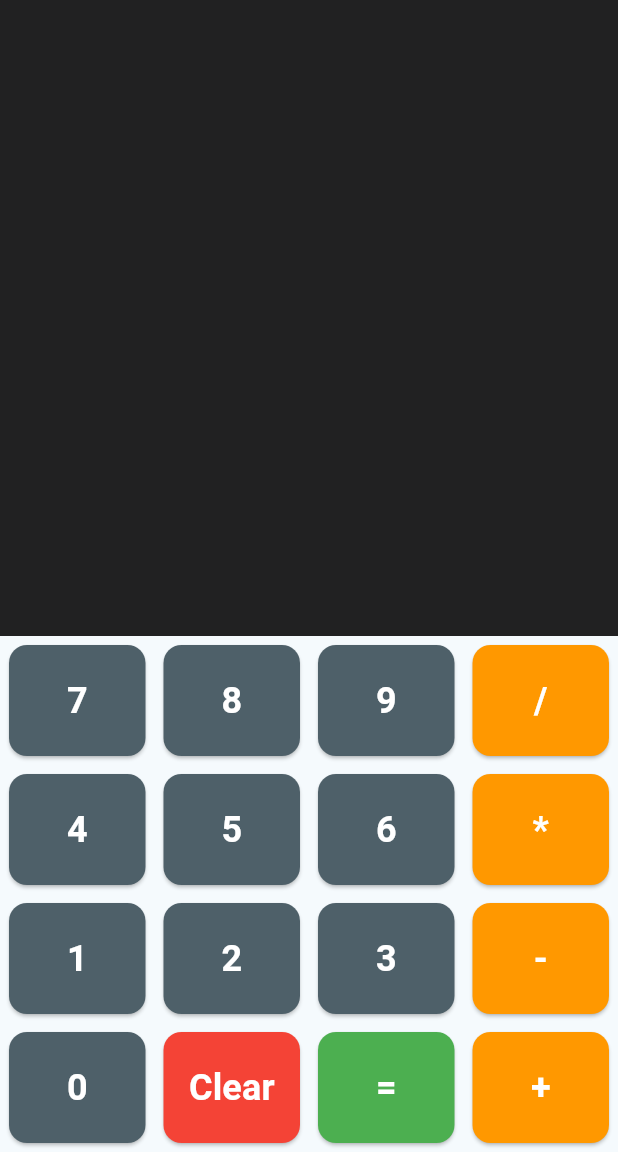
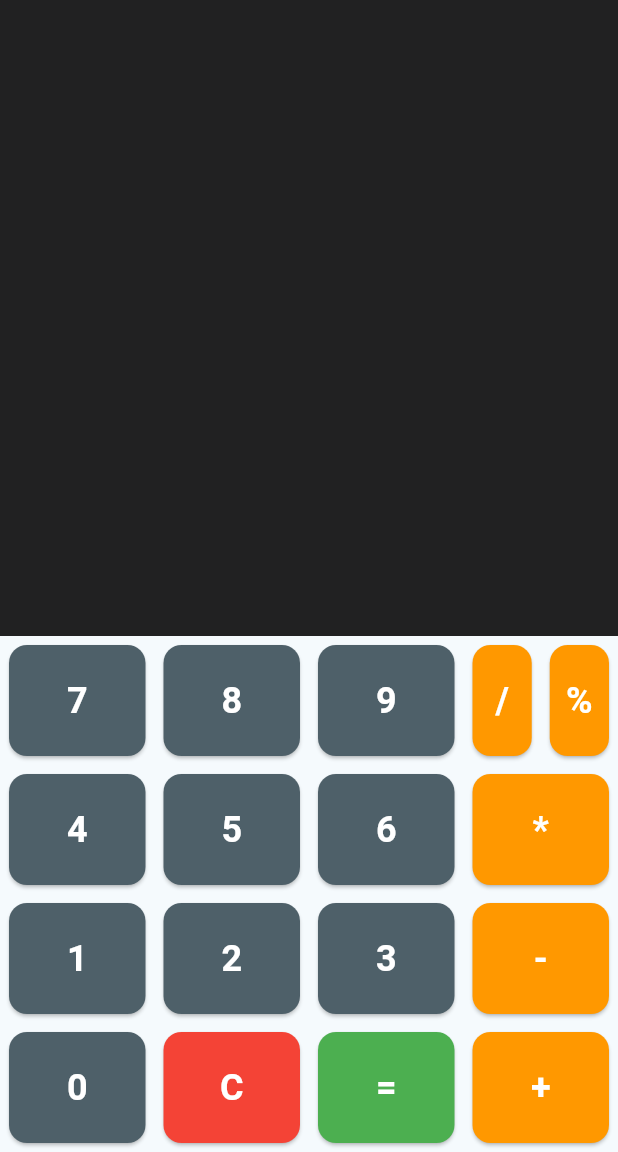
Before and after one commit to davidar1122/flutter-calculator, a Flutter app: the screen it shows after launch, on a phone screen of 412 x 824 dp, the part 84-1236 px from its top. Run offline on Flutter 3.47's test engine with Material 3 defaults, Android fonts, the phone set to English and light mode, and no system bars; missing offline and left inert: expressions.

Commit message:
Added square button to the calculator app

```diff
--- a/lib/main.dart
+++ b/lib/main.dart
@@ -120,7 +120,14 @@ class _CalculatorScreenState extends State<CalculatorScreen> {
                   _buildButton("7"),
                   _buildButton("8"),
                   _buildButton("9"),
-                  _buildButton("/", color: Colors.orange),
+                  Expanded(
+                    child: Row(
+                      children: [
+                        Expanded(child: _buildButton("/", color: Colors.orange)),
+                        Expanded(child: _buildButton("%", color: Colors.orange)),
+                      ],
+                    ),
+                  ),
                 ],
               ),
               Row(
@@ -142,7 +149,7 @@ class _CalculatorScreenState extends State<CalculatorScreen> {
               Row(
                 children: [
                   _buildButton("0"),
-                  _buildButton("Clear", color: Colors.red),
+                  _buildButton("C", color: Colors.red), // fixed Clear button
                   _buildButton("=", color: Colors.green),
                   _buildButton("+", color: Colors.orange),
                 ],
```
